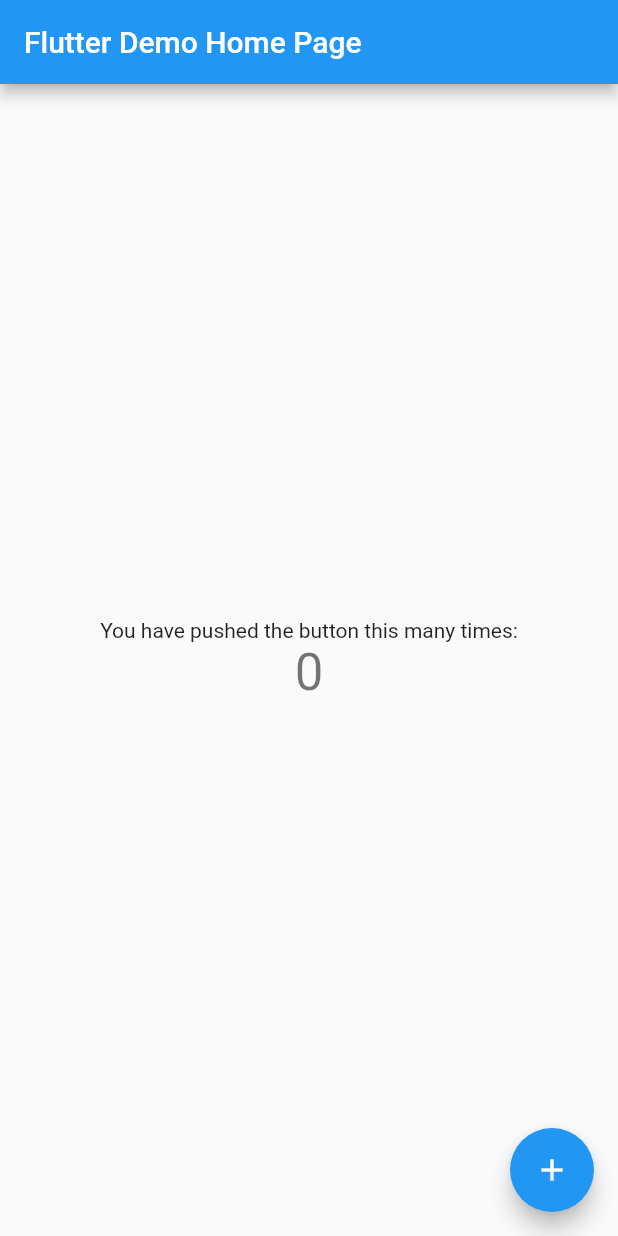
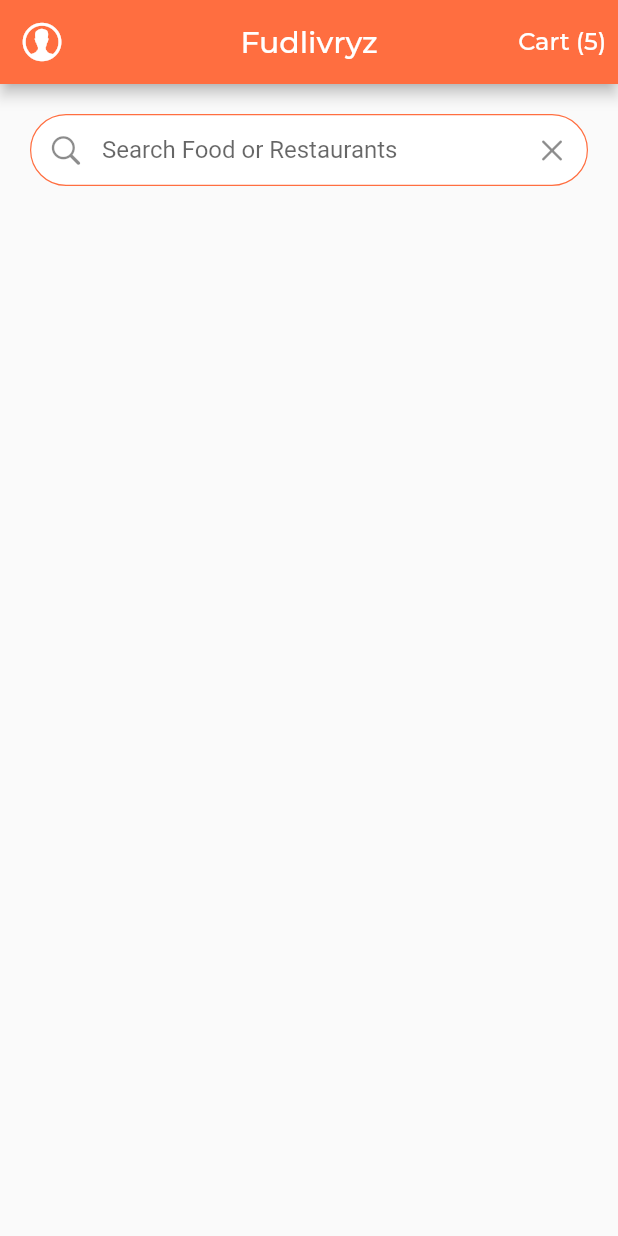
Before and after one commit to thedumbappdev/fudlivryz, a Flutter app: the screen it shows after launch, on a phone screen of 412 x 824 dp. Run offline on Flutter 3.47's test engine with Material 2 defaults, Android fonts, the light colour scheme and no system bars; our stand-ins replace google_fonts.

Commit message:
Designed AppBar & Search [DK]

```diff
--- a/lib/main.dart
+++ b/lib/main.dart
@@ -1,4 +1,5 @@
 import 'package:flutter/material.dart';
+import 'package:fudlivryz/screens/home_screens.dart';
 
 void main() {
   runApp(MyApp());
@@ -9,105 +10,13 @@
   @override
   Widget build(BuildContext context) {
     return MaterialApp(
-      title: 'Flutter Demo',
+      title: 'Flutter Food Delivery UI',
+      debugShowCheckedModeBanner: false,
       theme: ThemeData(
-        // This is the theme of your application.
-        //
-        // Try running your application with "flutter run". You'll see the
-        // application has a blue toolbar. Then, without quitting the app, try
-        // changing the primarySwatch below to Colors.green and then invoke
-        // "hot reload" (press "r" in the console where you ran "flutter run",
-        // or simply save your changes to "hot reload" in a Flutter IDE).
-        // Notice that the counter didn't reset back to zero; the application
-        // is not restarted.
-        primarySwatch: Colors.blue,
+        scaffoldBackgroundColor: Colors.grey[50],
+        primaryColor: Colors.deepOrangeAccent,
       ),
-      home: MyHomePage(title: 'Flutter Demo Home Page'),
+      home: HomeScreen(),
     );
   }
 }
-
-class MyHomePage extends StatefulWidget {
-  MyHomePage({Key? key, required this.title}) : super(key: key);
-
-  // This widget is the home page of your application. It is stateful, meaning
-  // that it has a State object (defined below) that contains fields that affect
-  // how it looks.
-
-  // This class is the configuration for the state. It holds the values (in this
-  // case the title) provided by the parent (in this case the App widget) and
-  // used by the build method of the State. Fields in a Widget subclass are
-  // always marked "final".
-
-  final String title;
-
-  @override
-  _MyHomePageState createState() => _MyHomePageState();
-}
-
-class _MyHomePageState extends State<MyHomePage> {
-  int _counter = 0;
-
-  void _incrementCounter() {
-    setState(() {
-      // This call to setState tells the Flutter framework that something has
-      // changed in this State, which causes it to rerun the build method below
-      // so that the display can reflect the updated values. If we changed
-      // _counter without calling setState(), then the build method would not be
-      // called again, and so nothing would appear to happen.
-      _counter++;
-    });
-  }
-
-  @override
-  Widget build(BuildContext context) {
-    // This method is rerun every time setState is called, for instance as done
-    // by the _incrementCounter method above.
-    //
-    // The Flutter framework has been optimized to make rerunning build methods
-    // fast, so that you can just rebuild anything that needs updating rather
-    // than having to individually change instances of widgets.
-    return Scaffold(
-      appBar: AppBar(
-        // Here we take the value from the MyHomePage object that was created by
-        // the App.build method, and use it to set our appbar title.
-        title: Text(widget.title),
-      ),
-      body: Center(
-        // Center is a layout widget. It takes a single child and positions it
-        // in the middle of the parent.
-        child: Column(
-          // Column is also a layout widget. It takes a list of children and
-          // arranges them vertically. By default, it sizes itself to fit its
-          // children horizontally, and tries to be as tall as its parent.
-          //
-          // Invoke "debug painting" (press "p" in the console, choose the
-          // "Toggle Debug Paint" action from the Flutter Inspector in Android
-          // Studio, or the "Toggle Debug Paint" command in Visual Studio Code)
-          // to see the wireframe for each widget.
-          //
-          // Column has various properties to control how it sizes itself and
-          // how it positions its children. Here we use mainAxisAlignment to
-          // center the children vertically; the main axis here is the vertical
-          // axis because Columns are vertical (the cross axis would be
-          // horizontal).
-          mainAxisAlignment: MainAxisAlignment.center,
-          children: <Widget>[
-            Text(
-              'You have pushed the button this many times:',
-            ),
-            Text(
-              '$_counter',
-              style: Theme.of(context).textTheme.headline4,
-            ),
-          ],
-        ),
-      ),
-      floatingActionButton: FloatingActionButton(
-        onPressed: _incrementCounter,
-        tooltip: 'Increment',
-        child: Icon(Icons.add),
-      ), // This trailing comma makes auto-formatting nicer for build methods.
-    );
-  }
-}
--- /dev/null
+++ b/lib/screens/home_screens.dart
@@ -0,0 +1,80 @@
+import 'package:flutter/material.dart';
+import 'package:flutter/cupertino.dart';
+import 'package:fudlivryz/data/data.dart';
+import 'package:google_fonts/google_fonts.dart';
+
+class HomeScreen extends StatefulWidget {
+  const HomeScreen({Key? key}) : super(key: key);
+
+  @override
+  _HomeScreenState createState() => _HomeScreenState();
+}
+
+class _HomeScreenState extends State<HomeScreen> {
+  @override
+  Widget build(BuildContext context) {
+    return Scaffold(
+      appBar: AppBar(
+        leading: IconButton(
+          icon: Icon(CupertinoIcons.person_alt_circle),
+          iconSize: 30.0,
+          onPressed: () {},
+        ),
+        title: Text(
+          'Fudlivryz',
+          style: GoogleFonts.montserrat(),
+        ),
+        centerTitle: true,
+        actions: [
+          TextButton(
+            onPressed: () {},
+            child: Text(
+              'Cart (${currentUser.cart.length})',
+              style: GoogleFonts.montserrat(
+                textStyle: TextStyle(
+                  color: Colors.white,
+                  fontSize: 16.0,
+                ),
+              ),
+            ),
+          ),
+        ],
+      ),
+      body: ListView(
+        children: [
+          Padding(
+            padding: EdgeInsets.all(20.0),
+            child: TextField(
+              decoration: InputDecoration(
+                contentPadding: EdgeInsets.symmetric(vertical: 10.0),
+                fillColor: Colors.white,
+                filled: true,
+                border: OutlineInputBorder(
+                  borderRadius: BorderRadius.circular(30.0),
+                  borderSide: BorderSide(width: 0.8),
+                ),
+                enabledBorder: OutlineInputBorder(
+                  borderRadius: BorderRadius.circular(30.0),
+                  borderSide: BorderSide(
+                    width: 0.8,
+                    color: Theme.of(context).primaryColor,
+                  ),
+                ),
+                hintText: 'Search Food or Restaurants',
+                prefixIcon: Icon(
+                  CupertinoIcons.search,
+                ),
+                suffixIcon: IconButton(
+                  icon: Icon(
+                    CupertinoIcons.multiply,
+                  ),
+                  onPressed: () {},
+                ),
+              ),
+            ),
+          ),
+        ],
+      ),
+    );
+  }
+}
```
Also changed, not shown: pubspec.yaml (+2 -10 lines), pubspec.lock.
